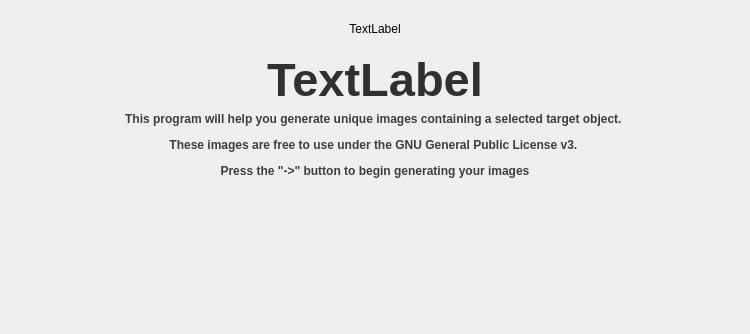
The window that ImageWizard/welcomepage.ui (coltoncandy/Image-Generator-Wizard) describes before a commit, drawn with Qt 5.
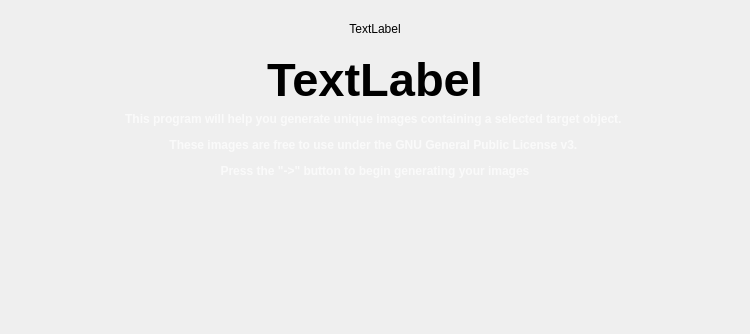
The same window after the commit.

Commit message: Added styling to browse button. Transfered styling from qt designer into qt widget. Changed the widget to begin displaying in a dark mode appereance

```diff
--- a/ImageWizard/welcomepage.ui
+++ b/ImageWizard/welcomepage.ui
@@ -61,7 +61,7 @@
       <bool>true</bool>
      </property>
      <property name="styleSheet">
-      <string notr="true">font: 600 35pt &quot;Microsoft Sans Serif&quot;; color:rgb(48, 48, 48);
+      <string notr="true">
 
 
 </string>
@@ -77,10 +77,10 @@
    <item alignment="Qt::AlignTop">
     <widget class="QLabel" name="label_3">
      <property name="styleSheet">
-      <string notr="true">font: 14pt &quot;Microsoft Sans Serif&quot;;</string>
+      <string notr="true">font: 14pt &quot;Microsoft Sans Serif&quot;;color:rgb(250, 250, 250);</string>
      </property>
      <property name="text">
-      <string>&lt;html&gt;&lt;head/&gt;&lt;body&gt;&lt;p align=&quot;center&quot;&gt;&lt;span style=&quot; font-weight:500; color:#3d3d3d;&quot;&gt;This program will help you generate unique images containing a selected target object. &lt;/span&gt;&lt;/p&gt;&lt;p align=&quot;center&quot;&gt;&lt;span style=&quot; font-weight:500; color:#3d3d3d;&quot;&gt;These images are free to use under the GNU General Public License v3. &lt;/span&gt;&lt;/p&gt;&lt;p align=&quot;center&quot;&gt;&lt;span style=&quot; font-weight:500; color:#3d3d3d;&quot;&gt;Press the &amp;quot;-&amp;gt;&amp;quot; button to begin generating your images&lt;/span&gt;&lt;/p&gt;&lt;p align=&quot;center&quot;&gt;&lt;span style=&quot; color:#3d3d3d;&quot;&gt;&lt;br/&gt;&lt;/span&gt;&lt;/p&gt;&lt;/body&gt;&lt;/html&gt;</string>
+      <string>&lt;html&gt;&lt;head/&gt;&lt;body&gt;&lt;p align=&quot;center&quot;&gt;&lt;span style=&quot; font-weight:500; color:#fafafa;&quot;&gt;This program will help you generate unique images containing a selected target object. &lt;/span&gt;&lt;/p&gt;&lt;p align=&quot;center&quot;&gt;&lt;span style=&quot; font-weight:500; color:#fafafa;&quot;&gt;These images are free to use under the GNU General Public License v3. &lt;/span&gt;&lt;/p&gt;&lt;p align=&quot;center&quot;&gt;&lt;span style=&quot; font-weight:500; color:#fafafa;&quot;&gt;Press the &amp;quot;-&amp;gt;&amp;quot; button to begin generating your images&lt;/span&gt;&lt;/p&gt;&lt;p align=&quot;center&quot;&gt;&lt;span style=&quot; color:#fafafa;&quot;&gt;&lt;br/&gt;&lt;/span&gt;&lt;/p&gt;&lt;/body&gt;&lt;/html&gt;</string>
      </property>
     </widget>
    </item>
```
Left out of the diff: 7 changed lines with no effect on the pictures. The commit also changes 9 other files.
